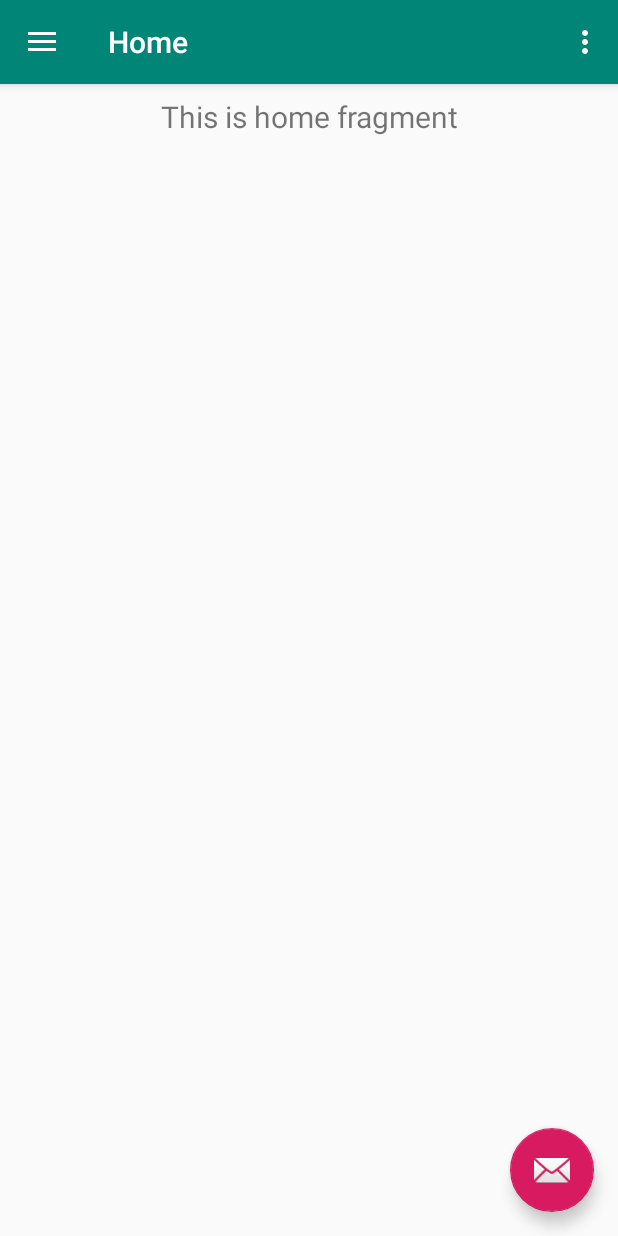
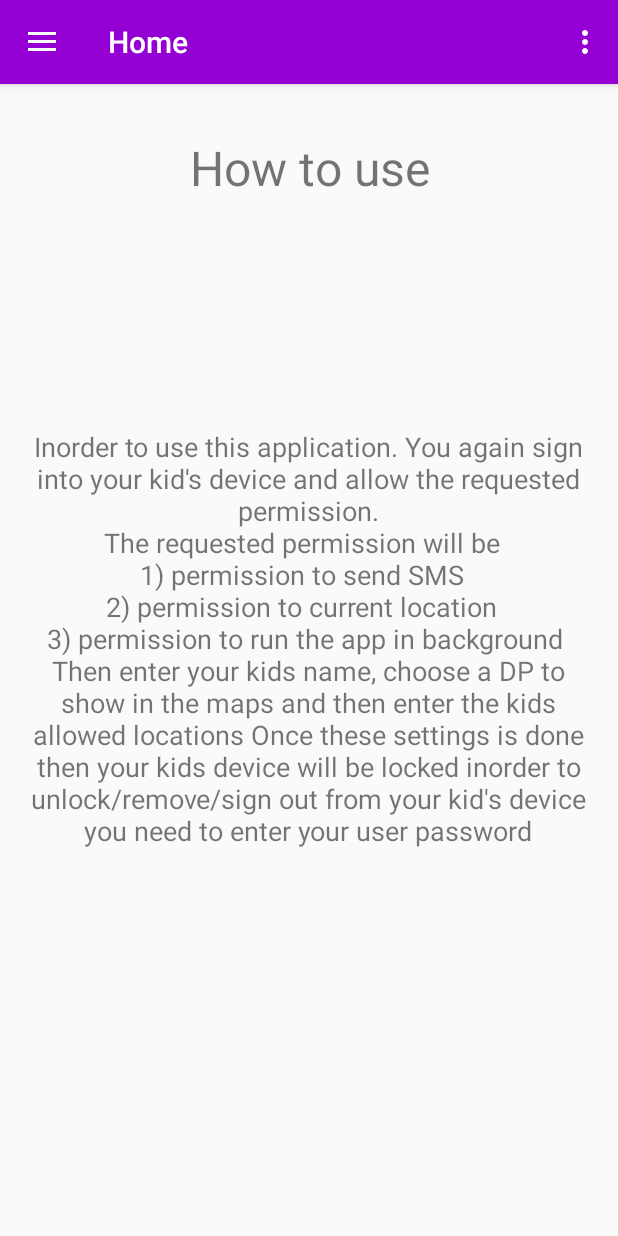
Before and after one commit to alucard-alexander/DigitalCare, an Android app: the Main2Activity screen opened directly, with no data from a screen before it, on a phone screen of 412 x 824 dp. Run offline under Robolectric (Android 15) with nearby library versions, the phone set to English and light mode, and no system bars; our stand-ins replace Firebase (no records; nobody signed in at launch, a user with empty details on screens opened directly), navigation-ui.

```diff
--- a/app/src/main/java/com/example/digitalcare/Main2Activity.java
+++ b/app/src/main/java/com/example/digitalcare/Main2Activity.java
@@ -2,6 +2,7 @@ package com.example.digitalcare;
 
 import android.app.ActivityManager;
 import android.content.Intent;
+import android.content.SharedPreferences;
 import android.os.Bundle;
 
 import com.example.digitalcare.ConstantsFile.Constants;
@@ -11,8 +12,10 @@ import com.google.android.material.floatingactionbutton.FloatingActionButton;
 import com.google.android.material.snackbar.Snackbar;
 
 import android.util.Log;
+import android.view.MenuItem;
 import android.view.View;
 
+import androidx.annotation.NonNull;
 import androidx.annotation.Nullable;
 import androidx.fragment.app.Fragment;
 import androidx.navigation.NavController;
@@ -21,6 +24,8 @@ import androidx.navigation.ui.AppBarConfiguration;
 import androidx.navigation.ui.NavigationUI;
 
 import com.google.android.material.navigation.NavigationView;
+import com.google.firebase.auth.FirebaseAuth;
+import com.google.firebase.auth.FirebaseUser;
 
 import androidx.drawerlayout.widget.DrawerLayout;
 
@@ -28,6 +33,7 @@ import androidx.appcompat.app.AppCompatActivity;
 import androidx.appcompat.widget.Toolbar;
 
 import android.view.Menu;
+import android.widget.TextView;
 import android.widget.Toast;
 
 public class Main2Activity extends AppCompatActivity {
@@ -40,14 +46,8 @@ public class Main2Activity extends AppCompatActivity {
         setContentView(R.layout.activity_main2);
         Toolbar toolbar = findViewById(R.id.toolbar);
         setSupportActionBar(toolbar);
-        FloatingActionButton fab = findViewById(R.id.fab);
-        fab.setOnClickListener(new View.OnClickListener() {
-            @Override
-            public void onClick(View view) {
-                Snackbar.make(view, "Replace with your own action", Snackbar.LENGTH_LONG)
-                        .setAction("Action", null).show();
-            }
-        });
+
+
         DrawerLayout drawer = findViewById(R.id.drawer_layout);
         NavigationView navigationView = findViewById(R.id.nav_view);
         // Passing each menu ID as a set of Ids because each
@@ -59,8 +59,11 @@ public class Main2Activity extends AppCompatActivity {
         NavController navController = Navigation.findNavController(this, R.id.nav_host_fragment);
         NavigationUI.setupActionBarWithNavController(this, navController, mAppBarConfiguration);
         NavigationUI.setupWithNavController(navigationView, navController);
+        TextView te = findViewById(R.id.textViewNavBarID);
 
-        startLocationService();
+        FirebaseUser current = FirebaseAuth.getInstance().getCurrentUser();
+
+        //te.setText("working");
        /* Intent serviceIntent  = new Intent(this, LocationService.class);
         stopService(serviceIntent);*/
 
@@ -69,22 +72,6 @@ public class Main2Activity extends AppCompatActivity {
     }
 
 
-    private void startLocationService() {
-        /*Intent serviceIntent  = new Intent(this, LocationService.class);
-        if (!isLocationServiceRunning()) {
-
-//        this.startService(serviceIntent);
-
-            if (android.os.Build.VERSION.SDK_INT >= android.os.Build.VERSION_CODES.O) {
-
-                Main2Activity.this.startForegroundService(serviceIntent);
-            } else {
-                startService(serviceIntent);
-            }
-        }else{
-            stopService(serviceIntent);
-        }*/
-    }
 
 
     private boolean isLocationServiceRunning() {
@@ -107,6 +94,25 @@ public class Main2Activity extends AppCompatActivity {
     }
 
     @Override
+    public boolean onOptionsItemSelected(@NonNull MenuItem item) {
+        switch (item.getItemId()){
+            case  R.id.action_signout: {
+                FirebaseAuth mAuth = FirebaseAuth.getInstance();
+                mAuth.signOut();
+                SharedPreferences sharedPreferences = getSharedPreferences(Constants.SHARED_PREFERENCE, MODE_PRIVATE);
+                SharedPreferences.Editor editor = sharedPreferences.edit();
+                editor.putString(Constants.TYPE, "");
+                Intent i = new Intent(this,Login.class);
+                startActivity(i);
+                return true;
+            }
+
+        }
+
+        return super.onOptionsItemSelected(item);
+    }
+
+    @Override
     public boolean onSupportNavigateUp() {
         NavController navController = Navigation.findNavController(this, R.id.nav_host_fragment);
         return NavigationUI.navigateUp(navController, mAppBarConfiguration)
--- a/app/src/main/java/com/example/digitalcare/ui/home/HomeViewModel.java
+++ b/app/src/main/java/com/example/digitalcare/ui/home/HomeViewModel.java
@@ -10,10 +10,11 @@ public class HomeViewModel extends ViewModel {
 
     public HomeViewModel() {
         mText = new MutableLiveData<>();
-        mText.setValue("This is home fragment");
+        mText.setValue("Inorder to use this application. You again sign into your kid's device and allow the requested permission.\n The requested permission will be   \n1) permission to send SMS  \n2) permission to current location  \n3) permission to run the app in background \nThen enter your kids name, choose a DP to show in the maps and then enter the kids allowed locations Once these settings is done then your kids device will be locked inorder to unlock/remove/sign out from your kid's device you need to enter your user password");
     }
 
     public LiveData<String> getText() {
         return mText;
     }
+
 }
--- a/app/src/main/res/drawable/button_good_effect.xml
+++ b/app/src/main/res/drawable/button_good_effect.xml
@@ -3,7 +3,7 @@
     android:color="@color/good">
     <item>
         <shape android:shape="rectangle">
-            <solid android:color="@color/good"/>
+            <solid android:color="@color/yello"/>
             <corners android:radius="5dp"/>
         </shape>
     </item>
--- a/app/src/main/res/drawable/side_nav_bar.xml
+++ b/app/src/main/res/drawable/side_nav_bar.xml
@@ -2,8 +2,8 @@
     android:shape="rectangle">
     <gradient
         android:angle="135"
-        android:centerColor="#009688"
-        android:endColor="#00695C"
-        android:startColor="#4DB6AC"
+        android:centerColor="#9400D3"
+        android:endColor="#4B0082"
+        android:startColor="#F500F5"
         android:type="linear" />
 </shape>
--- a/app/src/main/res/layout/activity_login.xml
+++ b/app/src/main/res/layout/activity_login.xml
@@ -127,7 +127,7 @@
                     android:background="@drawable/button_good_effect"
                     android:onClick="loginUser"
                     android:text="Log In"
-                    android:textColor="@android:color/background_dark" />
+                    android:textColor="@color/white" />
 
             </LinearLayout>
 
--- a/app/src/main/res/layout/app_bar_main2.xml
+++ b/app/src/main/res/layout/app_bar_main2.xml
@@ -22,13 +22,7 @@
 
     <include layout="@layout/content_main2" />
 
-    <com.google.android.material.floatingactionbutton.FloatingActionButton
-        android:id="@+id/fab"
-        android:layout_width="wrap_content"
-        android:layout_height="wrap_content"
-        android:layout_gravity="bottom|end"
-        android:layout_margin="@dimen/fab_margin"
-        app:srcCompat="@android:drawable/ic_dialog_email" />
+
 
 
 </androidx.coordinatorlayout.widget.CoordinatorLayout>
--- a/app/src/main/res/layout/fragment_home.xml
+++ b/app/src/main/res/layout/fragment_home.xml
@@ -1,18 +1,35 @@
 <?xml version="1.0" encoding="utf-8"?>
 <androidx.constraintlayout.widget.ConstraintLayout xmlns:android="http://schemas.android.com/apk/res/android"
     xmlns:app="http://schemas.android.com/apk/res-auto"
+    xmlns:tools="http://schemas.android.com/tools"
     android:layout_width="match_parent"
     android:layout_height="match_parent">
 
     <TextView
         android:id="@+id/text_home"
-        android:layout_width="match_parent"
-        android:layout_height="wrap_content"
+        android:layout_width="382dp"
+        android:layout_height="421dp"
         android:layout_marginStart="8dp"
-        android:layout_marginTop="8dp"
+        android:layout_marginTop="28dp"
         android:layout_marginEnd="8dp"
+        android:text="Inorder to use this application. You again sign into your kid's device and allow the requested permission.\n The requested permission will be   \n1) permission to send SMS  \n2) permission to current location  \n3) permission to run the app in background \nThen enter your kids name, choose a DP to show in the maps and then enter the kids allowed locations Once these settings is done then your kids device will be locked inorder to unlock/remove/sign out from your kid's device you need to enter your user password"
         android:textAlignment="center"
-        android:textSize="20sp"
+        android:textSize="18sp"
+        app:layout_constraintBottom_toBottomOf="parent"
+        app:layout_constraintEnd_toEndOf="parent"
+        app:layout_constraintHorizontal_bias="0.461"
+        app:layout_constraintStart_toStartOf="parent"
+        app:layout_constraintTop_toBottomOf="@+id/textView6" />
+
+    <TextView
+        android:id="@+id/textView6"
+        android:layout_width="0dp"
+        android:layout_height="55dp"
+        android:layout_marginTop="28dp"
+        android:gravity="center"
+        android:text="How to use"
+        android:textAlignment="center"
+        android:textSize="32sp"
         app:layout_constraintEnd_toEndOf="parent"
         app:layout_constraintStart_toStartOf="parent"
         app:layout_constraintTop_toTopOf="parent" />
--- a/app/src/main/res/menu/main2.xml
+++ b/app/src/main/res/menu/main2.xml
@@ -2,7 +2,7 @@
 <menu xmlns:android="http://schemas.android.com/apk/res/android"
     xmlns:app="http://schemas.android.com/apk/res-auto">
     <item
-        android:id="@+id/action_settings"
+        android:id="@+id/action_signout"
         android:orderInCategory="100"
         android:title="@string/action_settings"
         app:showAsAction="never" />
--- a/app/src/main/res/values/colors.xml
+++ b/app/src/main/res/values/colors.xml
@@ -1,8 +1,11 @@
 <?xml version="1.0" encoding="utf-8"?>
 <resources>
-    <color name="colorPrimary">#008577</color>
-    <color name="colorPrimaryDark">#00574B</color>
+    <color name="colorPrimary">#9400D3</color>
+    <color name="colorPrimaryDark">#4B0082</color>
     <color name="colorAccent">#D81B60</color>
     <color name="good">#9dd9eb</color>
     <color name="bad">#eba89d</color>
+    <color name="yello">#7b1df5</color>
+    <color name="white">#ffffff</color>
+    <color name="selected">#FFFF00</color>
 </resources>
--- a/app/src/main/res/values/strings.xml
+++ b/app/src/main/res/values/strings.xml
@@ -13,10 +13,10 @@
     <string name="title_activity_main2">Main2Activity</string>
     <string name="navigation_drawer_open">Open navigation drawer</string>
     <string name="navigation_drawer_close">Close navigation drawer</string>
-    <string name="nav_header_title">Android Studio</string>
+    <string name="nav_header_title">Digital Care</string>
     <string name="nav_header_subtitle">android.studio@android.com</string>
     <string name="nav_header_desc">Navigation header</string>
-    <string name="action_settings">Settings</string>
+    <string name="action_settings">Sign out</string>
 
     <string name="menu_home">Home</string>
     <string name="menu_gallery">Child Activities</string>
```
Also changed, not shown: app/src/main/java/com/example/digitalcare/Login.java (+7 -2 lines), app/src/main/res/layout/activity_add_child_device.xml (+24 -2 lines), app/src/main/res/layout/activity_child_home.xml (+26 -1 lines), app/src/main/res/layout/nav_header_main2.xml (+5 -5 lines), app/src/main/res/drawable/logo.jpg (added).
